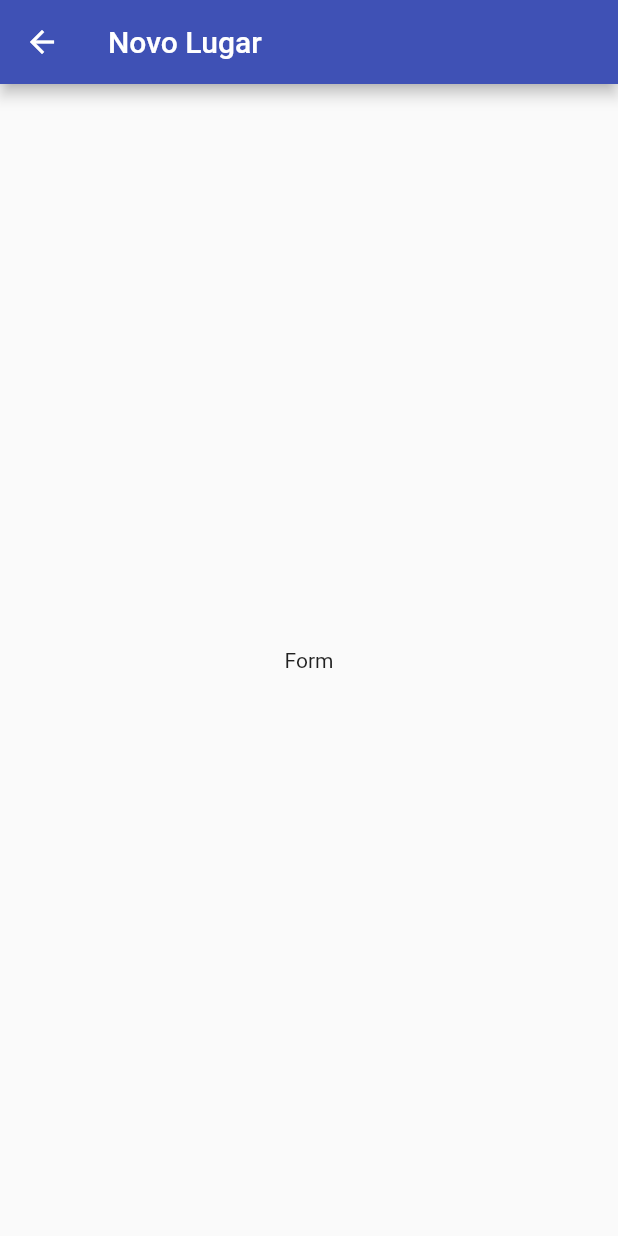
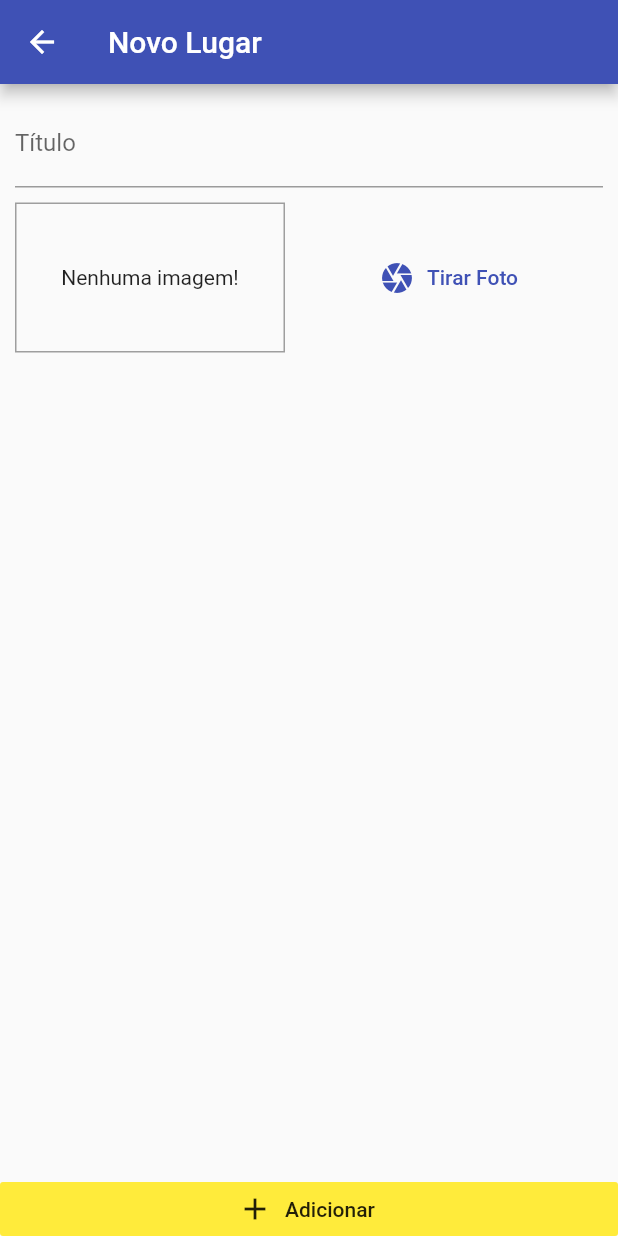
Before and after one commit to alefbispo/app_localizacao, a Flutter app: the screen it shows after launch, after a tap on the "add" icon, on a phone screen of 412 x 824 dp. Run offline on Flutter 3.47's test engine with Material 2 defaults, Android fonts, the phone set to English and light mode, and no system bars; our stand-ins replace image_picker.

Commit message:
trabalhando com fotos

```diff
--- a/lib/main.dart
+++ b/lib/main.dart
@@ -17,8 +17,9 @@ class MyApp extends StatelessWidget {
       title: 'Great Places',
       debugShowCheckedModeBanner: false,
       theme: ThemeData(
-          primarySwatch: Colors.indigo,
-          visualDensity: VisualDensity.adaptivePlatformDensity),
+          visualDensity: VisualDensity.adaptivePlatformDensity,
+          colorScheme: ColorScheme.fromSwatch(primarySwatch: Colors.indigo)
+              .copyWith(secondary: Colors.yellow)),
       home: const PlacesListScreen(),
       routes: {
         AppRoutes.PLACE_FORM: (ctx) => const PlaceFormScreen(),
--- a/lib/screens/place_form_screen.dart
+++ b/lib/screens/place_form_screen.dart
@@ -1,3 +1,4 @@
+import 'package:app_localizacao/widgets/image_input.dart';
 import 'package:flutter/material.dart';
 
 class PlaceFormScreen extends StatefulWidget {
@@ -8,15 +9,49 @@ class PlaceFormScreen extends StatefulWidget {
 }
 
 class _PlaceFormScreenState extends State<PlaceFormScreen> {
+  final _titleController = TextEditingController();
+
+void _submitForm(){
+
+}
   @override
   Widget build(BuildContext context) {
     return Scaffold(
       appBar: AppBar(
         title: const Text('Novo Lugar'),
-
       ),
-      body: const Center(
-        child: Text('Form'),
+      body: Column(
+        crossAxisAlignment: CrossAxisAlignment.stretch,
+        children: [
+          Expanded(
+            child: SingleChildScrollView(
+              child: Padding(
+                padding: const EdgeInsets.all(10),
+                child: Column(
+                  children: <Widget>[
+                    TextField(
+                      controller: _titleController,
+                      decoration: const InputDecoration(
+                        labelText: 'Título',
+                      ),
+                    ),
+                    const SizedBox(height: 10),
+                    const ImageInput(),
+                  ],
+                ),
+              ),
+            ),
+          ),
+          const SizedBox(height: 10),
+          RaisedButton.icon(
+            onPressed: _submitForm,
+            icon: const Icon(Icons.add),
+            label: const Text('Adicionar'),
+            color: Theme.of(context).colorScheme.secondary,
+            elevation: 0,
+            materialTapTargetSize: MaterialTapTargetSize.shrinkWrap,
+          )
+        ],
       ),
     );
   }
--- /dev/null
+++ b/lib/widgets/image_input.dart
@@ -0,0 +1,62 @@
+import 'dart:io';
+
+import 'package:flutter/material.dart';
+import 'package:image_picker/image_picker.dart';
+
+class ImageInput extends StatefulWidget {
+  const ImageInput({Key? key}) : super(key: key);
+
+  @override
+  State<ImageInput> createState() => _ImageInputState();
+}
+
+class _ImageInputState extends State<ImageInput> {
+  File? _storedImage;
+
+  _takePicture() async {
+    final ImagePicker picker = ImagePicker();
+    XFile imageFile = await picker.pickImage(
+      source: ImageSource.camera,
+      maxWidth: 600,
+    ) as XFile;
+
+    setState(() {
+      _storedImage = File(imageFile.path);
+    });
+  }
+
+  @override
+  Widget build(BuildContext context) {
+    return Row(
+      children: [
+        Container(
+          width: 180,
+          height: 100,
+          decoration: BoxDecoration(
+            border: Border.all(
+              width: 1,
+              color: Colors.grey,
+            ),
+          ),
+          alignment: Alignment.center,
+          child: _storedImage != null
+              ? Image.file(
+                  _storedImage!,
+                  width: double.infinity,
+                  fit: BoxFit.cover,
+                )
+              : const Text('Nenhuma imagem!'),
+        ),
+        const SizedBox(width: 10),
+        Expanded(
+          child: FlatButton.icon(
+            onPressed: _takePicture,
+            icon: const Icon(Icons.camera),
+            label: const Text('Tirar Foto'),
+            textColor: Theme.of(context).colorScheme.primary,
+          ),
+        ),
+      ],
+    );
+  }
+}
--- a/pubspec.yaml
+++ b/pubspec.yaml
@@ -35,6 +35,8 @@ dependencies:
   # Use with the CupertinoIcons class for iOS style icons.
   cupertino_icons: ^1.0.2
   provider: ^6.0.3
+  image_picker: ^0.8.5+3
+  video_player: ^2.4.6
 
 dev_dependencies:
   flutter_test:
```
Also changed, not shown: pubspec.lock.
